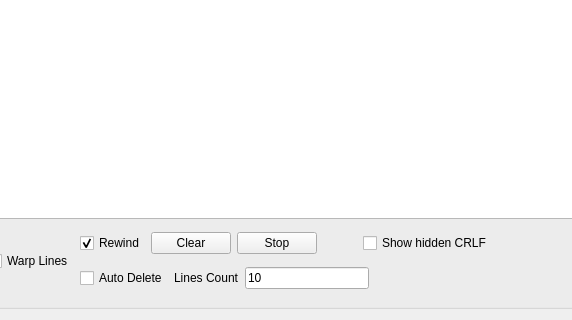
Qt form DataVisualizer/serialterminal.ui (DamianPodrazaCode/DataVisualizer) before a commit; both pictures show x 98 to 670 and y 217 to 537 of the 994 by 537 pixel window.
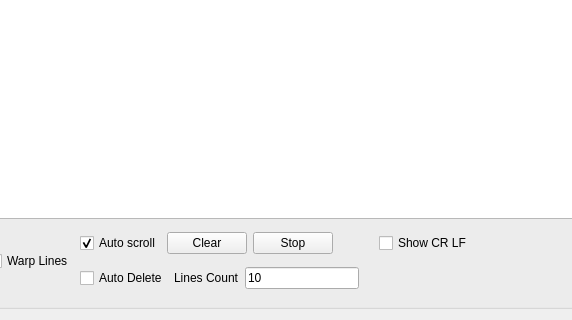
The same form after that commit.

What changed in the file:
```diff
--- a/DataVisualizer/serialterminal.ui
+++ b/DataVisualizer/serialterminal.ui
@@ -245,7 +245,7 @@
             <item>
              <widget class="QCheckBox" name="cb_rewind">
               <property name="text">
-               <string>Rewind</string>
+               <string>Auto scroll</string>
               </property>
               <property name="checked">
                <bool>true</bool>
@@ -285,7 +285,7 @@
             <item>
              <widget class="QCheckBox" name="cb_hiddenCRLF">
               <property name="text">
-               <string>Show hidden CRLF</string>
+               <string>Show CR LF</string>
               </property>
              </widget>
             </item>
```
Left out of the diff: 5 changed lines with no effect on the pictures.
